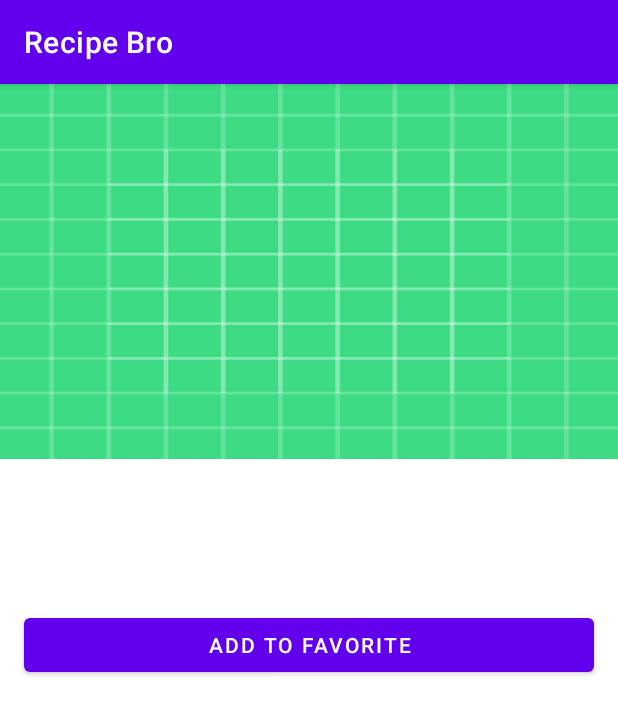
After one commit to munovrizall/M.Novrizal_mealdb, an Android app: the DetailActivity screen opened directly, with no data from a screen before it, on a phone screen of 412 x 824 dp. The commit adds this screen. Shown: the top 714 px of the screen. Run offline under Robolectric (Android 15) with nearby library versions, the phone set to English and light mode, and no system bars; our stand-ins replace data binding; pictures from the network do not load; 1 statement that could not run was skipped.

Commit message:
error in intent retrofit

```diff
--- a/app/src/main/AndroidManifest.xml
+++ b/app/src/main/AndroidManifest.xml
@@ -14,6 +14,9 @@
         android:theme="@style/Theme.RecipeBro"
         tools:targetApi="31">
         <activity
+            android:name=".ui.DetailActivity"
+            android:exported="false" />
+        <activity
             android:name=".ui.MainActivity"
             android:exported="true">
             <intent-filter>
--- /dev/null
+++ b/app/src/main/java/com/artonov/recipebro/binding_adapter/RecipeBindingAdapter.kt
@@ -0,0 +1,18 @@
+package com.artonov.recipebro.binding_adapter
+
+import android.widget.ImageView
+import androidx.databinding.BindingAdapter
+import com.artonov.recipebro.R
+import com.bumptech.glide.Glide
+
+object RecipeBindingAdapter {
+
+    @BindingAdapter("loadImageFromUrl")
+    @JvmStatic
+    fun loadImageFromUrl(imageView: ImageView, imageUrl: String?) {
+        val placeHolderDrawable = R.drawable.ic_launcher_background
+        Glide.with(imageView.context).load(imageUrl).placeholder(placeHolderDrawable)
+            .error(placeHolderDrawable)
+            .into(imageView)
+    }
+}
--- a/app/src/main/java/com/artonov/recipebro/data/Repository.kt
+++ b/app/src/main/java/com/artonov/recipebro/data/Repository.kt
@@ -1,4 +1,3 @@
 package com.artonov.recipebro.data
 
-class Repository(val remote:RemoteDataSource) {
-}
+class Repository(val remote: RemoteDataSource? = null, val local:LocalDataSource? = null)
--- a/app/src/main/java/com/artonov/recipebro/data/network/api/RecipeApi.kt
+++ b/app/src/main/java/com/artonov/recipebro/data/network/api/RecipeApi.kt
@@ -1,10 +1,24 @@
 package com.artonov.recipebro.data.network.api
 
+import com.artonov.recipebro.model.MealsItem
+import com.artonov.recipebro.model.RecipeDetail
 import com.artonov.recipebro.model.ResponseRecipe
 import retrofit2.Response
 import retrofit2.http.GET
+import retrofit2.http.Path
+import retrofit2.http.Query
 
 interface RecipeApi {
     @GET("api/json/v1/1/filter.php?c=Seafood")
     suspend fun getRecipeList() : Response<ResponseRecipe>
+
+    @GET("api/json/v1/1/lookup.php?i={idMeal}")
+    suspend fun getRecipeDetailById(
+        @Path("idMeal") idMeal:String
+    ):Response<RecipeDetail>
+
+//    @GET("api/json/v1/1/lookup.php")
+//    suspend fun getRecipeDetailById(@Query("i") idMealsItem: MealsItem
+//    ): Response<RecipeDetail>
+
 }
--- /dev/null
+++ b/app/src/main/java/com/artonov/recipebro/ui/DetailActivity.kt
@@ -0,0 +1,79 @@
+package com.artonov.recipebro.ui
+
+import androidx.appcompat.app.AppCompatActivity
+import android.os.Bundle
+import android.widget.Toast
+import androidx.activity.viewModels
+import androidx.core.view.isVisible
+import com.artonov.recipebro.R
+import com.artonov.recipebro.data.network.handler.NetworkResult
+import com.artonov.recipebro.databinding.ActivityDetailBinding
+import com.artonov.recipebro.model.MealsItem
+import com.artonov.recipebro.model.RecipeDetail
+import com.artonov.recipebro.model.ResponseRecipe
+import com.artonov.recipebro.viewmodel.DetailViewModel
+
+class DetailActivity : AppCompatActivity() {
+    private lateinit var binding: ActivityDetailBinding
+    private val detailViewModel by viewModels<DetailViewModel>()
+    private lateinit var recipeDetail: RecipeDetail
+
+    companion object {
+        const val EXTRA_RECIPE = "recipe"
+    }
+
+    override fun onCreate(savedInstanceState: Bundle?) {
+        super.onCreate(savedInstanceState)
+        binding = ActivityDetailBinding.inflate(layoutInflater)
+        setContentView(binding.root)
+
+        val recipe = intent.getParcelableExtra<MealsItem>(EXTRA_RECIPE)
+        detailViewModel.fetchRecipeDetail(recipe?.idMeal!!)
+
+//        detailViewModel.fetchGameDetail(recipe?.id)
+
+        detailViewModel.recipeDetail.observe(this) { result ->
+            when (result) {
+                is NetworkResult.Loading -> handleUi(
+                    layoutWrapper = false,
+                    progressbar = true,
+                    errorTv = false,
+                )
+                is NetworkResult.Error -> {
+                    handleUi(
+                        layoutWrapper = false,
+                        progressbar = false,
+                        errorTv = true,
+                    )
+                    Toast.makeText(this, result.errorMessage, Toast.LENGTH_SHORT).show()
+                }
+                is NetworkResult.Success -> {
+                    binding.recipeDetail = result.data
+                    recipeDetail = result.data!!
+                    handleUi(
+                        layoutWrapper = true,
+                        progressbar = false,
+                        errorTv = false,
+                    )
+                }
+            }
+        }
+
+
+//        isFavoriteGame(game)
+
+    }
+
+    private fun handleUi(
+        layoutWrapper: Boolean,
+        progressbar: Boolean,
+        errorTv: Boolean
+    ) {
+        binding.apply {
+            recipeDetailWrapper.isVisible = layoutWrapper
+            progressBar.isVisible = progressbar
+            errorText.isVisible = errorTv
+        }
+
+    }
+}
--- /dev/null
+++ b/app/src/main/java/com/artonov/recipebro/viewmodel/DetailViewModel.kt
@@ -0,0 +1,54 @@
+package com.artonov.recipebro.viewmodel
+
+import android.app.Application
+import androidx.lifecycle.AndroidViewModel
+import androidx.lifecycle.LiveData
+import androidx.lifecycle.MutableLiveData
+import androidx.lifecycle.viewModelScope
+import com.artonov.recipebro.data.LocalDataSource
+import com.artonov.recipebro.data.RemoteDataSource
+import com.artonov.recipebro.data.Repository
+import com.artonov.recipebro.data.network.Service
+import com.artonov.recipebro.data.network.handler.NetworkResult
+import com.artonov.recipebro.model.RecipeDetail
+import kotlinx.coroutines.Dispatchers
+import kotlinx.coroutines.launch
+
+class DetailViewModel(application: Application): AndroidViewModel(application) {
+
+    // API
+    private val recipeService = Service.RecipeService
+    private val remote = RemoteDataSource(recipeService)
+
+    // LOCAL
+//    private val gameDao = GameDatabase.getDatabase(application).gameDao()
+//    private val local = LocalDataSource(gameDao)
+
+    private val repository = Repository(remote,null)
+
+    private var _recipeDetail: MutableLiveData<NetworkResult<RecipeDetail>> = MutableLiveData()
+    val recipeDetail: LiveData<NetworkResult<RecipeDetail>> = _recipeDetail
+
+    fun fetchRecipeDetail(idMeal: String) {
+        viewModelScope.launch {
+            repository.remote!!.getRecipeDetailById(idMeal).collect { result ->
+                _recipeDetail.value = result
+            }
+        }
+    }
+
+//    val favoriteGameList: LiveData<List<GameEntity>> = repository.local!!.listGame().asLiveData()
+//    fun insertFavoriteGame(gameEntity: GameEntity){
+//        viewModelScope.launch(Dispatchers.IO) {
+//            repository.local!!.insertGame(gameEntity)
+//        }
+//    }
+//
+//    fun deleteFavoriteGame(gameEntity: GameEntity){
+//        viewModelScope.launch(Dispatchers.IO) {
+//            repository.local!!.deleteGame(gameEntity)
+//        }
+//    }
+
+
+}
--- a/app/src/main/java/com/artonov/recipebro/viewmodel/MainViewModel.kt
+++ b/app/src/main/java/com/artonov/recipebro/viewmodel/MainViewModel.kt
@@ -26,7 +26,7 @@ class MainViewModel() : ViewModel() {
 
     private fun fetchRecipeList() {
         viewModelScope.launch {
-            repository.remote.getRecipe().collect { res ->
+            repository.remote?.getRecipe()?.collect { res ->
                 _recipeList.value = res
             }
         }
--- /dev/null
+++ b/app/src/main/res/layout/activity_detail.xml
@@ -0,0 +1,130 @@
+<?xml version="1.0" encoding="utf-8"?>
+<layout xmlns:android="http://schemas.android.com/apk/res/android"
+    xmlns:app="http://schemas.android.com/apk/res-auto"
+    xmlns:tools="http://schemas.android.com/tools">
+
+    <data>
+        <variable
+            name="recipeDetail"
+            type="com.artonov.recipebro.model.RecipeDetail" />
+    </data>
+
+    <androidx.constraintlayout.widget.ConstraintLayout
+        android:layout_width="match_parent"
+        android:layout_height="match_parent"
+        tools:context=".DetailActivity">
+
+        <ScrollView
+            android:layout_width="match_parent"
+            android:layout_height="match_parent"
+            app:layout_constraintBottom_toBottomOf="parent"
+            app:layout_constraintEnd_toEndOf="parent"
+            app:layout_constraintHorizontal_bias="0.5"
+            app:layout_constraintStart_toStartOf="parent"
+            app:layout_constraintTop_toTopOf="parent"
+            app:layout_constraintVertical_bias="0.5">
+
+            <androidx.constraintlayout.widget.ConstraintLayout
+                android:id="@+id/recipe_detail_wrapper"
+                android:layout_width="match_parent"
+                android:layout_height="wrap_content"
+                app:layout_constraintBottom_toBottomOf="parent"
+                app:layout_constraintEnd_toEndOf="parent"
+                app:layout_constraintHorizontal_bias="0.5"
+                app:layout_constraintStart_toStartOf="parent"
+                app:layout_constraintTop_toTopOf="parent"
+                app:layout_constraintVertical_bias="0.5">
+
+                <ImageView
+                    android:id="@+id/ivDetailRecipe"
+                    loadImageFromUrl="@{recipeDetail.strMealThumb}"
+                    android:layout_width="match_parent"
+                    android:layout_height="250dp"
+                    android:scaleType="fitXY"
+                    app:layout_constraintEnd_toEndOf="parent"
+                    app:layout_constraintHorizontal_bias="0.0"
+                    app:layout_constraintStart_toStartOf="parent"
+                    app:layout_constraintTop_toTopOf="parent"
+                    tools:src="@drawable/ic_launcher_background" />
+
+                <TextView
+                    android:id="@+id/recipeName"
+                    android:layout_width="0dp"
+                    android:layout_height="wrap_content"
+                    android:layout_marginStart="16dp"
+                    android:layout_marginTop="16dp"
+                    android:text="@{recipeDetail.strMeal}"
+                    android:textColor="@color/black"
+                    android:textSize="24sp"
+                    android:textStyle="bold"
+                    app:layout_constraintStart_toStartOf="parent"
+                    app:layout_constraintTop_toBottomOf="@+id/ivDetailRecipe"
+                    tools:text="Escovitch Fish" />
+
+                <TextView
+                    android:id="@+id/recipeInstruction"
+                    android:layout_width="match_parent"
+                    android:layout_height="wrap_content"
+                    android:layout_marginStart="16dp"
+                    android:layout_marginTop="16dp"
+                    android:layout_marginEnd="16dp"
+                    android:justificationMode="inter_word"
+                    android:text="@{recipeDetail.strInstructions}"
+                    android:textColor="@color/black"
+                    android:textSize="14sp"
+                    app:layout_constraintBottom_toTopOf="@id/btnFavorite"
+                    app:layout_constraintEnd_toEndOf="parent"
+                    app:layout_constraintHorizontal_bias="0.5"
+                    app:layout_constraintStart_toStartOf="parent"
+                    app:layout_constraintTop_toBottomOf="@+id/recipeName"
+                    tools:text="@string/str_instructions" />
+
+                <Button
+                    android:id="@+id/btnFavorite"
+                    android:layout_width="match_parent"
+                    android:layout_height="wrap_content"
+                    android:layout_marginHorizontal="16dp"
+                    android:layout_marginStart="16dp"
+                    android:layout_marginTop="16dp"
+                    android:layout_marginEnd="16dp"
+                    android:layout_marginBottom="16dp"
+                    android:text="Add to favorite"
+                    android:textColor="@color/white"
+                    app:layout_constraintBottom_toBottomOf="parent"
+                    app:layout_constraintEnd_toEndOf="parent"
+                    app:layout_constraintHorizontal_bias="0.5"
+                    app:layout_constraintStart_toStartOf="parent"
+                    app:layout_constraintTop_toBottomOf="@id/recipeInstruction" />
+            </androidx.constraintlayout.widget.ConstraintLayout>
+        </ScrollView>
+
+        <ProgressBar
+            android:id="@+id/progressBar"
+            android:layout_width="match_parent"
+            android:layout_height="wrap_content"
+            android:layout_centerInParent="true"
+            android:visibility="invisible"
+            app:layout_constraintBottom_toBottomOf="parent"
+            app:layout_constraintEnd_toEndOf="parent"
+            app:layout_constraintHorizontal_bias="0.5"
+            app:layout_constraintStart_toStartOf="parent"
+            app:layout_constraintTop_toTopOf="parent"
+            app:layout_constraintVertical_bias="0.5" />
+
+        <TextView
+            android:id="@+id/error_text"
+            android:layout_width="match_parent"
+            android:layout_height="wrap_content"
+            android:layout_centerInParent="true"
+            android:text="failed to fetch data"
+            android:textAlignment="center"
+            android:textSize="16sp"
+            android:visibility="invisible"
+            app:layout_constraintBottom_toBottomOf="parent"
+            app:layout_constraintEnd_toEndOf="parent"
+            app:layout_constraintHorizontal_bias="0.0"
+            app:layout_constraintStart_toStartOf="parent"
+            app:layout_constraintVertical_bias="0" />
+
+    </androidx.constraintlayout.widget.ConstraintLayout>
+</layout>
--- a/app/src/main/res/layout/activity_main.xml
+++ b/app/src/main/res/layout/activity_main.xml
@@ -23,15 +23,13 @@
         android:id="@+id/rvRecipesList"
         android:layout_width="match_parent"
         android:layout_height="0dp"
-        android:layout_marginStart="16dp"
         android:layout_marginTop="16dp"
-        android:layout_marginEnd="16dp"
         app:layout_constraintBottom_toBottomOf="parent"
         app:layout_constraintEnd_toEndOf="parent"
         app:layout_constraintHorizontal_bias="0.5"
         app:layout_constraintStart_toStartOf="parent"
         app:layout_constraintTop_toBottomOf="@+id/tvFindRecipes"
-        tools:listitem="@layout/recipes_row_layout" />
+        tools:listitem="@layout/item_row_recipes" />
 
     <ProgressBar
         android:id="@+id/progressBar"
--- a/app/src/main/res/values/strings.xml
+++ b/app/src/main/res/values/strings.xml
@@ -1,4 +1,5 @@
 <resources>
     <string name="app_name">Recipe Bro</string>
     <string name="find_recipes">Find Recipes :</string>
+    <string name="str_instructions">Rinse fish; rub with lemon or lime, seasoned with salt and pepper or use your favorite seasoning. I used creole seasoning. Set aside or place in the oven to keep it warm until sauce is ready.r\nr\nIn large skillet heat oil over medium heat, until hot, add the fish, cook each side- for about 5-7 minutes until cooked through and crispy on both sides. Remove fish and set aside. Drain oil and leave about 2-3 tablespoons of oilr\nAdd, bay leave, garlic and ginger, stir-fry for about a minute making sure the garlic does not burnr\nThen add onion, bell peppers, thyme, scotch bonnet, sugar, all spice-continue stirring for about 2-3 minutes. Add vinegar, mix an adjust salt and pepper according to preference. Let it simmer for about 2 more minutes. r\nr\nDiscard bay leave, thyme spring and serve over fish with a side of this bammy. You may make the sauce about 2 days in advance.</string>
 </resources>
```
Also changed, not shown: app/src/main/java/com/artonov/recipebro/adapter/RecipeAdapter.kt (+32 -8 lines), app/src/main/java/com/artonov/recipebro/data/RemoteDataSource.kt (+28 -0 lines), app/src/main/java/com/artonov/recipebro/model/RecipeDetail.kt (added, +163 -0 lines), app/src/main/java/com/artonov/recipebro/ui/MainActivity.kt (+9 -0 lines), app/src/main/res/layout/item_row_recipes.xml (+25 -21 lines).
